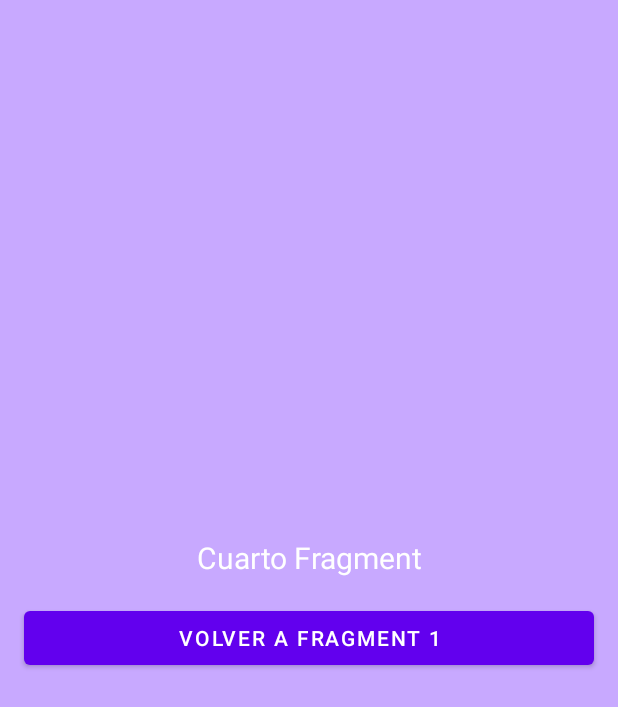
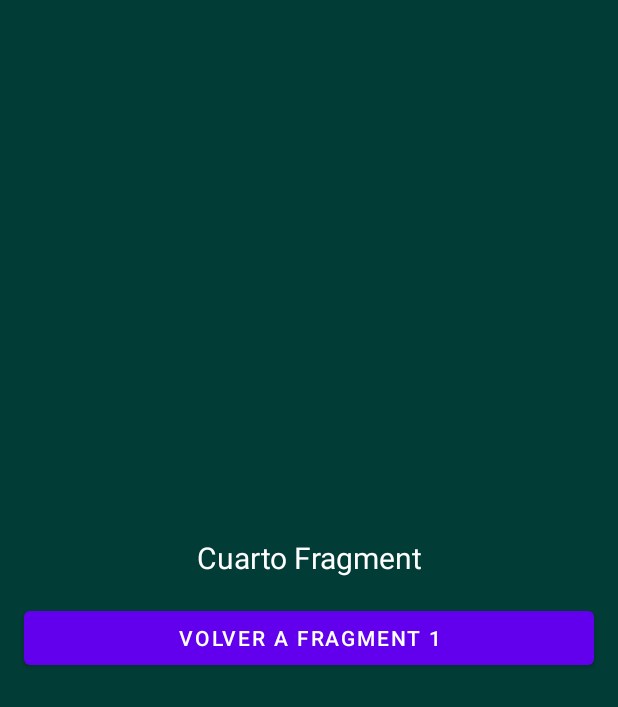
Before and after one commit to Ferthronix224/P1ProyectoMoviles, an Android app: the fragment CuartoFragment shown on its own in the app's theme, on a phone screen of 412 x 824 dp. Shown: the top 707 px of the screen. Run offline under Robolectric (Android 15) with nearby library versions, the phone set to English and light mode, and no system bars.

Commit message:
Cambio de colores y letras blancas en los botones

```diff
--- a/app/src/main/res/layout/fragment_cuarto.xml
+++ b/app/src/main/res/layout/fragment_cuarto.xml
@@ -3,7 +3,7 @@
     xmlns:tools="http://schemas.android.com/tools"
     android:layout_width="match_parent"
     android:layout_height="match_parent"
-    android:background="#C8A9FF"
+    android:background="#013C37"
     android:gravity="center"
     android:orientation="vertical"
     tools:context=".CuartoFragment">
@@ -14,8 +14,8 @@
         android:layout_height="wrap_content"
         android:layout_gravity="center"
         android:gravity="center"
+        android:text="Cuarto Fragment"
         android:textColor="@color/white"
-        android:text="Cuarto Fragment"
         android:textSize="20sp" />
 
     <Button
@@ -23,6 +23,7 @@
         android:layout_width="match_parent"
         android:layout_height="wrap_content"
         android:layout_margin="16dp"
-        android:text="Volver a Fragment 1" />
+        android:text="Volver a Fragment 1"
+        android:textColor="@color/white" />
 
 </LinearLayout>
--- a/app/src/main/res/layout/fragment_primer.xml
+++ b/app/src/main/res/layout/fragment_primer.xml
@@ -24,6 +24,7 @@
         android:layout_width="match_parent"
         android:layout_height="wrap_content"
         android:layout_margin="16dp"
+        android:textColor="@color/white"
         android:text="Ir a Fragment 2" />
 
 </LinearLayout>
```
Also changed, not shown: app/src/main/res/layout/fragment_segundo.xml (+4 -3 lines), app/src/main/res/layout/fragment_tercer.xml (+4 -3 lines).
